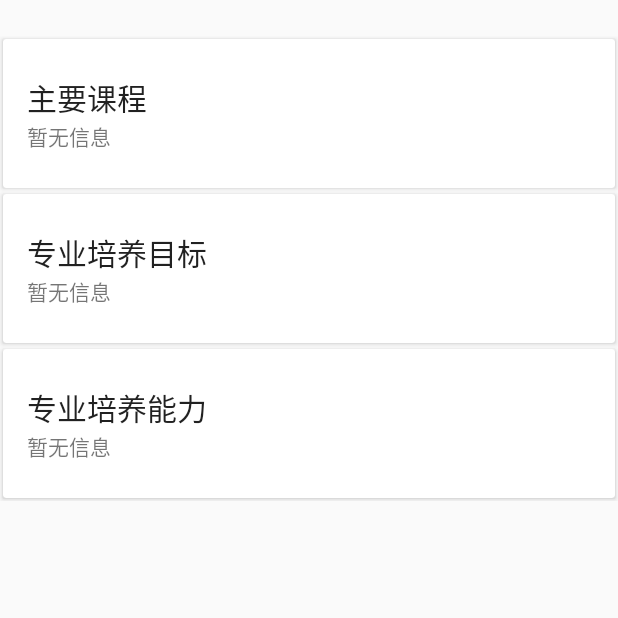
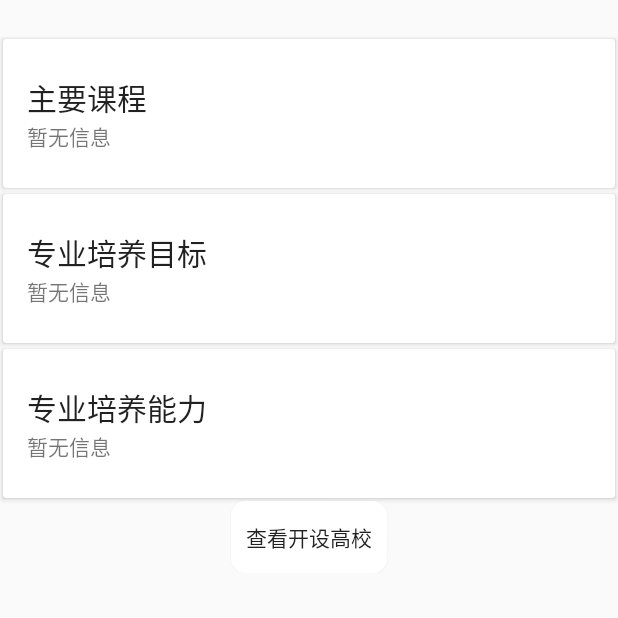
Before and after one commit to styluo/CollegeEntranceExamination, an Android app: the MajorInfoDetailActivity screen opened directly, with no data from a screen before it, on a phone screen of 412 x 824 dp, the top half of it. Run offline under Robolectric (Android 15) with nearby library versions, the phone set to English and light mode, and no system bars; our stand-ins replace ButterKnife; libraries missing offline, so code that uses them is left out: org.greenrobot.greendao; 8 statements that could not run were skipped.

Commit message:
定义查看开设专业高校button样式

```diff
--- a/app/src/main/java/edu/shu/styluo/collegeentranceexamination/view/activity/MajorInfoDetailActivity.java
+++ b/app/src/main/java/edu/shu/styluo/collegeentranceexamination/view/activity/MajorInfoDetailActivity.java
@@ -3,6 +3,8 @@ package edu.shu.styluo.collegeentranceexamination.view.activity;
 import android.os.Bundle;
 import android.support.annotation.Nullable;
 import android.support.v7.app.AppCompatActivity;
+import android.view.View;
+import android.widget.Button;
 import android.widget.TextView;
 
 import java.util.List;
@@ -33,6 +35,8 @@ public class MajorInfoDetailActivity extends AppCompatActivity implements MajorI
     TextView mTextViewMainGoal; //专业培养目标
     @BindView(R.id.tv_majordetail_mainability)
     TextView mTextViewMainAbility; //专业培养能力
+    @BindView(R.id.btn_majordetail)
+    Button mButton;
 
     //数据是否已经获取完成
     private boolean isLocal = false;
@@ -51,6 +55,14 @@ public class MajorInfoDetailActivity extends AppCompatActivity implements MajorI
         mMajorInfoDetailPresenter = new MajorInfoDetailPresenter(this);
 
         mMajorInfoDetailPresenter.initData(majorId);
+
+        //弹出显示开设大学信息
+        mButton.setOnClickListener(new View.OnClickListener() {
+            @Override
+            public void onClick(View v) {
+
+            }
+        });
     }
 
     @Override
--- /dev/null
+++ b/app/src/main/res/drawable/btn_majorinfo_selector.xml
@@ -0,0 +1,7 @@
+<?xml version="1.0" encoding="utf-8"?>
+<selector xmlns:android="http://schemas.android.com/apk/res/android">
+    <!-- 触摸模式-->
+    <item android:drawable="@drawable/btn_majorinfo_shape_press" android:state_pressed="true" />
+    <!-- 默认-->
+    <item android:drawable="@drawable/btn_majorinfo_shape" />
+</selector>
--- /dev/null
+++ b/app/src/main/res/drawable/btn_majorinfo_shape.xml
@@ -0,0 +1,5 @@
+<?xml version="1.0" encoding="utf-8"?>
+<shape xmlns:android="http://schemas.android.com/apk/res/android" >
+    <corners android:radius="10dp" />
+    <solid android:color="@color/white" />
+</shape>
--- /dev/null
+++ b/app/src/main/res/drawable/btn_majorinfo_shape_press.xml
@@ -0,0 +1,5 @@
+<?xml version="1.0" encoding="utf-8"?>
+<shape xmlns:android="http://schemas.android.com/apk/res/android" >
+    <corners android:radius="10dp" />
+    <solid android:color="@color/blue" />
+</shape>
--- a/app/src/main/res/layout/activity_majorinfo_detail.xml
+++ b/app/src/main/res/layout/activity_majorinfo_detail.xml
@@ -88,6 +88,16 @@
             </LinearLayout>
         </android.support.v7.widget.CardView>
 
+        <Button
+            android:id="@+id/btn_majordetail"
+            android:layout_width="wrap_content"
+            android:layout_height="wrap_content"
+            android:text="@string/btn_majorinfo_detail"
+            android:background="@drawable/btn_majorinfo_selector"
+            android:paddingLeft="10dp"
+            android:paddingRight="10dp"
+            android:layout_gravity="center"/>
+
     </LinearLayout>
 
 </ScrollView>
--- a/app/src/main/res/values/strings.xml
+++ b/app/src/main/res/values/strings.xml
@@ -69,4 +69,5 @@
     <string name="tv_majorinfo_detail_main_ability">专业培养能力</string>
     <string name="tv_majorinfo_detail_college">开设高校</string>
     <string name="tv_majorinfo_detail_default">暂无信息</string>
+    <string name="btn_majorinfo_detail">查看开设高校</string>
 </resources>
```
